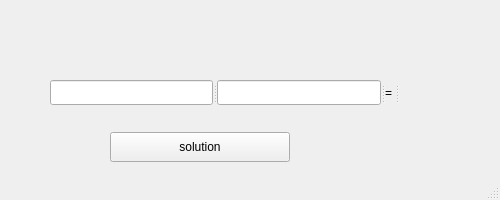
Old version of the form pyqt/calc.ui in the repository rpopov94/python.
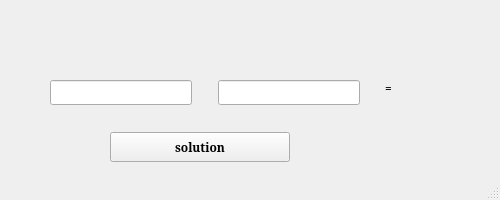
New version of the form.

```diff
--- a/pyqt/calc.ui
+++ b/pyqt/calc.ui
@@ -22,6 +22,13 @@
     <height>400</height>
    </size>
   </property>
+  <property name="font">
+   <font>
+    <family>Serif</family>
+    <weight>75</weight>
+    <bold>true</bold>
+   </font>
+  </property>
   <property name="windowTitle">
    <string>MainWindow</string>
   </property>
@@ -39,30 +46,57 @@
      <string>solution</string>
     </property>
    </widget>
-   <widget class="QSplitter" name="splitter">
+   <widget class="QLineEdit" name="number">
     <property name="geometry">
      <rect>
       <x>50</x>
       <y>80</y>
-      <width>360</width>
+      <width>142</width>
       <height>25</height>
      </rect>
     </property>
-    <property name="orientation">
-     <enum>Qt::Horizontal</enum>
+   </widget>
+   <widget class="QLineEdit" name="degree">
+    <property name="geometry">
+     <rect>
+      <x>218</x>
+      <y>80</y>
+      <width>142</width>
+      <height>25</height>
+     </rect>
     </property>
-    <widget class="QLineEdit" name="number"/>
-    <widget class="QLineEdit" name="degree"/>
+   </widget>
     <widget class="QLabel" name="equals">
+    <property name="geometry">
+     <rect>
+      <x>385</x>
+      <y>80</y>
+      <width>16</width>
+      <height>17</height>
+     </rect>
+    </property>
      <property name="text">
       <string>=</string>
      </property>
     </widget>
     <widget class="QLabel" name="result">
+    <property name="geometry">
+     <rect>
+      <x>400</x>
+      <y>80</y>
+      <width>51</width>
+      <height>20</height>
+     </rect>
+    </property>
+    <property name="font">
+     <font>
+      <family>Serif</family>
+      <italic>true</italic>
+     </font>
+    </property>
      <property name="text">
       <string/>
      </property>
-    </widget>
    </widget>
   </widget>
   <widget class="QStatusBar" name="statusbar"/>
```
Lines whose indentation alone changed are shown as unchanged.
